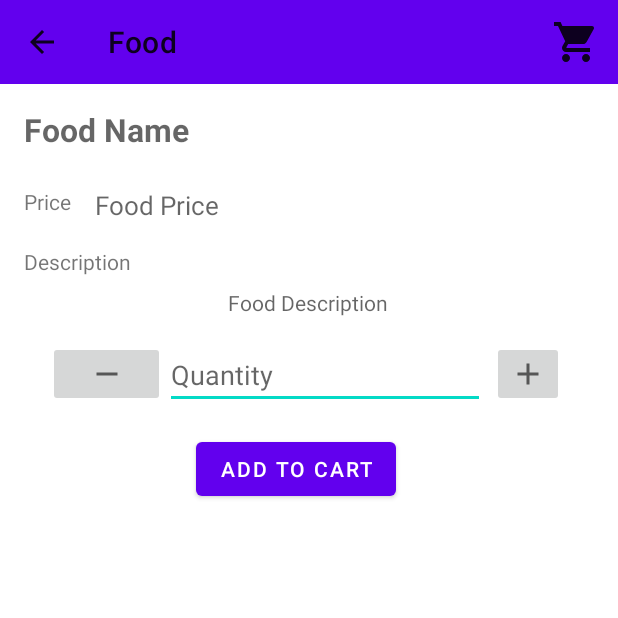
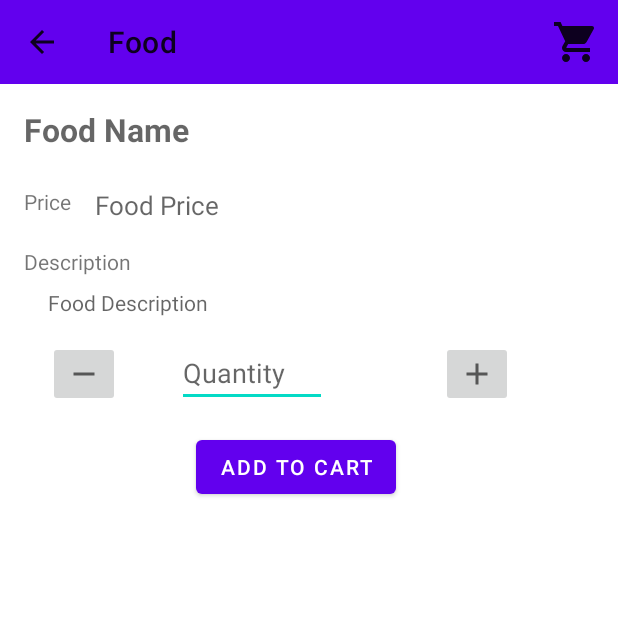
Before and after one commit to dakyboy/HungerWarrior, an Android app: the FoodActivity screen opened directly, with no data from a screen before it, after a tap on "ADD TO CART", on a phone screen of 412 x 824 dp, the top half of it. Run offline under Robolectric (Android 15) with nearby library versions, the phone set to English and light mode, and no system bars; our stand-ins replace Room's generated code, Volley; network calls fail; 1 statement that could not run was skipped.

Commit message:
added LiveData for food activity

```diff
--- a/app/src/main/java/com/dakiiii/hungerwarrior/CartActivity.java
+++ b/app/src/main/java/com/dakiiii/hungerwarrior/CartActivity.java
@@ -3,6 +3,7 @@ package com.dakiiii.hungerwarrior;
 import android.os.Bundle;
 import android.view.Menu;
 import android.view.MenuItem;
+import android.view.View;
 import android.widget.TextView;
 import android.widget.Toast;
 
@@ -118,4 +119,7 @@ public class CartActivity extends AppCompatActivity {
 
     }
 
+    public void placeOrder(View view) {
+
+    }
 }
--- /dev/null
+++ b/app/src/main/java/com/dakiiii/hungerwarrior/FoodActViewModel.java
@@ -0,0 +1,35 @@
+package com.dakiiii.hungerwarrior;
+
+import android.app.Application;
+
+import androidx.annotation.NonNull;
+import androidx.lifecycle.AndroidViewModel;
+import androidx.lifecycle.MutableLiveData;
+
+import com.dakiiii.hungerwarrior.model.Cart;
+import com.dakiiii.hungerwarrior.model.Food;
+import com.dakiiii.hungerwarrior.networking.CartRepo;
+import com.dakiiii.hungerwarrior.networking.FoodRepo;
+
+public class FoodActViewModel extends AndroidViewModel {
+
+    private final MutableLiveData<Integer> eLiveData = new MutableLiveData<>();
+    private final MutableLiveData<Food> eFoodMutableLiveData = new MutableLiveData<>();
+    FoodRepo eFoodRepo;
+    CartRepo eCartRepo;
+
+
+    public FoodActViewModel(@NonNull Application application) {
+        super(application);
+        eFoodRepo = new FoodRepo(application);
+        eCartRepo = new CartRepo(application);
+    }
+
+    public void insert(Cart cart) {
+        eCartRepo.insert(cart);
+    }
+
+    public MutableLiveData<Food> getFoodMutableLiveData(int foodId) {
+        return eFoodRepo.getFoodById(foodId);
+    }
+}
--- a/app/src/main/java/com/dakiiii/hungerwarrior/FoodActivity.java
+++ b/app/src/main/java/com/dakiiii/hungerwarrior/FoodActivity.java
@@ -13,26 +13,22 @@ import androidx.annotation.NonNull;
 import androidx.appcompat.app.ActionBar;
 import androidx.appcompat.app.AppCompatActivity;
 import androidx.appcompat.widget.Toolbar;
+import androidx.lifecycle.Observer;
+import androidx.lifecycle.ViewModelProvider;
 
 import com.dakiiii.hungerwarrior.adapter.AllFoodsAdapter;
-import com.dakiiii.hungerwarrior.db.WarriorRoomDb;
 import com.dakiiii.hungerwarrior.model.Cart;
 import com.dakiiii.hungerwarrior.model.Food;
-import com.dakiiii.hungerwarrior.model.Order;
-
-import java.util.ArrayList;
-import java.util.List;
 
 public class FoodActivity extends AppCompatActivity {
 
     TextView eFoodNameTextView;
     TextView eFoodPriceTextView;
-    WarriorRoomDb eWarriorRoomDb;
     EditText eFoodQuantityEditText;
     Food eFood;
     private TextView eFoodDescTextView;
-    List<Food> eFoods;
-    static Order eOrder;
+
+    FoodActViewModel eFoodActViewModel;
 
     @Override
     protected void onCreate(Bundle savedInstanceState) {
@@ -52,31 +48,28 @@ public class FoodActivity extends AppCompatActivity {
         eFoodQuantityEditText = findViewById(R.id.editTextQuantity);
         eFoodDescTextView = findViewById(R.id.textViewFoodDesc);
         eFood = new Food();
-        eWarriorRoomDb = WarriorRoomDb.getWarriorRoomDb(this);
 
 
-        eFoods = new ArrayList<>();
-//        eOrder = new Order(eFoods);
+        eFoodActViewModel = new ViewModelProvider
+                .AndroidViewModelFactory(getApplication()).create(FoodActViewModel.class);
+
 //        get intent from user selection
         Intent intent = getIntent();
         int foodId = intent.getIntExtra(AllFoodsAdapter.EXTRA_FOOD_ID, 0);
 
+
         if (foodId != 0) {
-            WarriorRoomDb.databaseWriterEXECUTOR_SERVICE.execute(new Runnable() {
+
+            eFoodActViewModel.getFoodMutableLiveData(foodId).observe(this, new Observer<Food>() {
                 @Override
-                public void run() {
-                    eFood = eWarriorRoomDb.eFoodDao().getFood(foodId);
-                    eFoodNameTextView.setText(eFood.getFoodName());
-                    eFoodPriceTextView.setText(Integer.toString(eFood.getFoodPrice()));
-                    eFoodDescTextView.setText(eFood.getFoodDescription());
+                public void onChanged(Food food) {
+                    eFood = food;
+                    eFoodNameTextView.setText(food.getFoodName());
+                    eFoodPriceTextView.setText(String.valueOf(food.getFoodPrice()));
+                    eFoodDescTextView.setText(food.getFoodDescription());
                     eFoodQuantityEditText.setText("1");
-
                 }
             });
-
-            /*eFoodNameTextView.setText(eFood.getFoodName());
-            eFoodPriceTextView.setText(eFood.getFoodPrice());*/
-
         }
 
 
@@ -85,18 +78,17 @@ public class FoodActivity extends AppCompatActivity {
     public void addToCart(View view) {
         int foodQty = Integer.parseInt(eFoodQuantityEditText.getText().toString().trim());
 
-//        Order.addFoodToCart(food);
         saveOrderItem(eFood.getFoodId(), foodQty);
-        Toast.makeText(this, "Food added to cart", Toast.LENGTH_SHORT).show();
+
 
     }
 
     private void saveOrderItem(int foodId, int foodQty) {
-        WarriorRoomDb.databaseWriterEXECUTOR_SERVICE.execute(() -> {
-            Cart cart = new Cart(foodId);
-            cart.setQuantity(foodQty);
-            eWarriorRoomDb.eCartDao().insert(cart);
-        });
+        Cart cart = new Cart(foodId);
+        cart.setQuantity(foodQty);
+        eFoodActViewModel.insert(cart);
+        Toast.makeText(this, "Food added to cart", Toast.LENGTH_SHORT).show();
+
     }
 
     //    create menu
--- a/app/src/main/java/com/dakiiii/hungerwarrior/networking/CartRepo.java
+++ b/app/src/main/java/com/dakiiii/hungerwarrior/networking/CartRepo.java
@@ -35,10 +35,11 @@ public class CartRepo {
     }
 
     public void insert(Cart cart) {
-        WarriorRoomDb.databaseWriterEXECUTOR_SERVICE
-                .execute(() -> {
-                    eCartDao.insert(cart);
-                });
+        new addCartItemAsyncTask(eFoodDao, eCartDao, eCartTotal).execute(cart);
+//        WarriorRoomDb.databaseWriterEXECUTOR_SERVICE
+//                .execute(() -> {
+//                    eCartDao.insert(cart);
+//                });
     }
 
     public MutableLiveData<Integer> getCartTotal() {
@@ -46,12 +47,12 @@ public class CartRepo {
         return eCartTotal;
     }
 
-//    Delete one cart
+    //    Delete one cart
     public void deleteCart(Cart cartItem) {
         new deleteCartItemAsyncTask(eCartDao, eFoodDao, eCartTotal).execute(cartItem);
     }
 
-//    Delete All cart items
+    //    Delete All cart items
     public void deleteAll() {
         new deleteAllItemCostAsyncTask(eCartDao, eCartTotal).execute();
     }
@@ -63,7 +64,7 @@ public class CartRepo {
 
 //        AsyncTask Inner classes
 
-//    AsyncTask to calculate total
+    //    AsyncTask to calculate total
     private static class calculateCartTotalAsyncTask extends AsyncTask<List<Void>, Void, Integer> {
 
         FoodDao eFoodDao;
@@ -105,6 +106,34 @@ public class CartRepo {
             return total;
         }
 
+    }
+
+    //    Add cart item to db
+    private static class addCartItemAsyncTask extends AsyncTask<Cart, Void, Void> {
+        CartDao eCartDao;
+        FoodDao eFoodDao;
+        MutableLiveData<Integer> eLiveData;
+
+        public addCartItemAsyncTask(FoodDao foodDao, CartDao cartDao, MutableLiveData<Integer> liveData) {
+
+            eCartDao = cartDao;
+            eFoodDao = foodDao;
+            eLiveData = liveData;
+        }
+
+
+        @Override
+        protected Void doInBackground(Cart... carts) {
+            Cart cart = carts[0];
+            eCartDao.insert(cart);
+            return null;
+        }
+
+        @Override
+        protected void onPostExecute(Void aVoid) {
+            super.onPostExecute(aVoid);
+            new calculateCartTotalAsyncTask(eFoodDao, eCartDao, eLiveData);
+        }
     }
 
     //    delete an from item in the cart
--- a/app/src/main/res/layout/activity_cart.xml
+++ b/app/src/main/res/layout/activity_cart.xml
@@ -51,6 +51,7 @@
         android:id="@+id/button_place_order"
         android:layout_width="wrap_content"
         android:layout_height="wrap_content"
+        android:onClick="placeOrder"
         android:text="@string/place_order"
         app:layout_constraintBottom_toBottomOf="parent"
         app:layout_constraintEnd_toEndOf="parent"
--- a/app/src/main/res/layout/activity_food.xml
+++ b/app/src/main/res/layout/activity_food.xml
@@ -52,24 +52,26 @@
 
     <EditText
         android:id="@+id/editTextQuantity"
-        android:layout_width="wrap_content"
-        android:layout_height="wrap_content"
-        android:layout_marginTop="16dp"
+        android:layout_width="100dp"
+        android:layout_height="0dp"
+        android:layout_marginStart="38dp"
+        android:layout_marginLeft="38dp"
         android:ems="10"
         android:hint="@string/quantity"
         android:inputType="number"
+        app:layout_constraintBottom_toBottomOf="@+id/imageButtonMinus"
         app:layout_constraintStart_toEndOf="@+id/imageButtonMinus"
-        app:layout_constraintTop_toBottomOf="@+id/textViewFoodDesc" />
+        app:layout_constraintTop_toTopOf="@+id/imageButtonMinus" />
 
     <TextView
         android:id="@+id/textViewFoodDesc"
-        android:layout_width="wrap_content"
+        android:layout_width="0dp"
         android:layout_height="wrap_content"
         android:layout_marginStart="32dp"
         android:layout_marginLeft="32dp"
         android:layout_marginTop="8dp"
-        android:layout_marginEnd="32dp"
-        android:layout_marginRight="32dp"
+        android:layout_marginEnd="16dp"
+        android:layout_marginRight="16dp"
         android:hint="@string/food_description"
         app:layout_constraintEnd_toEndOf="parent"
         app:layout_constraintHorizontal_bias="0.497"
@@ -113,8 +115,11 @@
         android:id="@+id/imageButtonAddQty"
         android:layout_width="wrap_content"
         android:layout_height="wrap_content"
+        android:layout_marginStart="38dp"
+        android:layout_marginLeft="38dp"
         android:layout_marginEnd="32dp"
         android:layout_marginRight="32dp"
+        app:layout_constraintBottom_toBottomOf="@+id/editTextQuantity"
         app:layout_constraintEnd_toEndOf="parent"
         app:layout_constraintStart_toEndOf="@+id/editTextQuantity"
         app:layout_constraintTop_toTopOf="@+id/editTextQuantity"
@@ -122,12 +127,14 @@
 
     <ImageButton
         android:id="@+id/imageButtonMinus"
-        android:layout_width="78dp"
+        android:layout_width="wrap_content"
         android:layout_height="wrap_content"
         android:layout_marginStart="32dp"
         android:layout_marginLeft="32dp"
+        android:layout_marginTop="16dp"
+        app:layout_constraintEnd_toStartOf="@+id/editTextQuantity"
         app:layout_constraintStart_toStartOf="parent"
-        app:layout_constraintTop_toTopOf="@+id/editTextQuantity"
+        app:layout_constraintTop_toBottomOf="@+id/textViewFoodDesc"
         app:srcCompat="@drawable/ic_baseline_remove_24" />
 
 </androidx.constraintlayout.widget.ConstraintLayout>
--- a/app/src/main/res/layout/cart_items_layout.xml
+++ b/app/src/main/res/layout/cart_items_layout.xml
@@ -3,11 +3,13 @@
     xmlns:app="http://schemas.android.com/apk/res-auto"
     android:layout_width="match_parent"
     android:layout_height="wrap_content"
-    android:background="#C61414">
+    android:background="#EDE6E6">
 
     <androidx.cardview.widget.CardView
         android:layout_width="match_parent"
         android:layout_height="wrap_content"
+        android:padding="4dp"
+        app:cardElevation="4dp"
         app:layout_constraintBottom_toBottomOf="parent"
         app:layout_constraintEnd_toEndOf="parent"
         app:layout_constraintStart_toStartOf="parent"
```
Also changed, not shown: app/src/main/java/com/dakiiii/hungerwarrior/networking/FoodRepo.java (+35 -0 lines).
